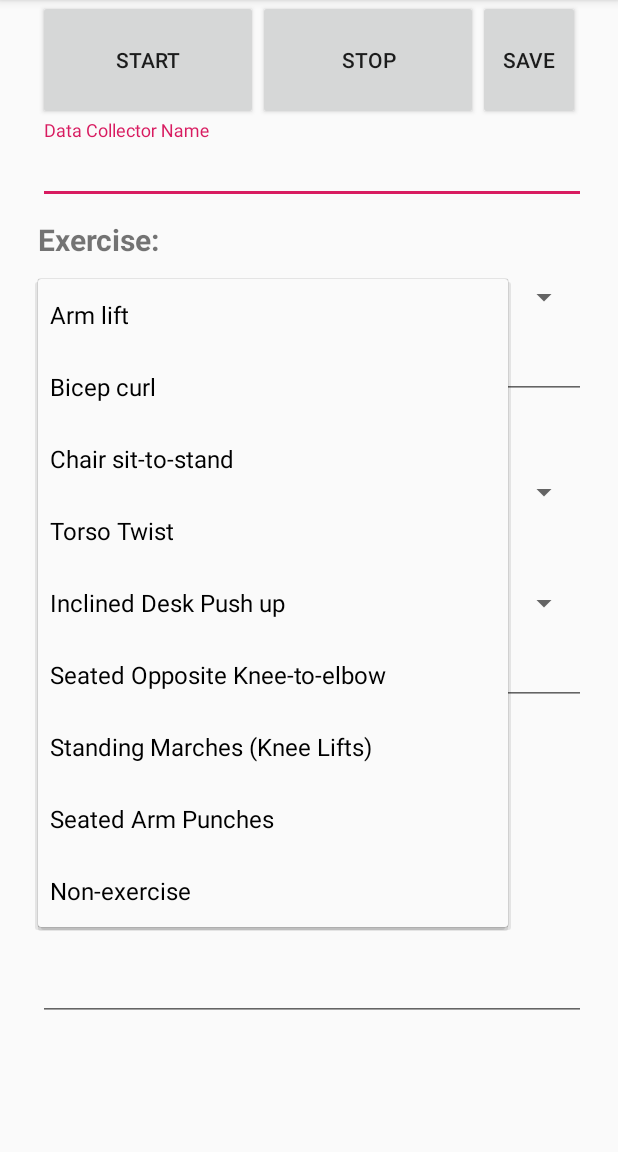
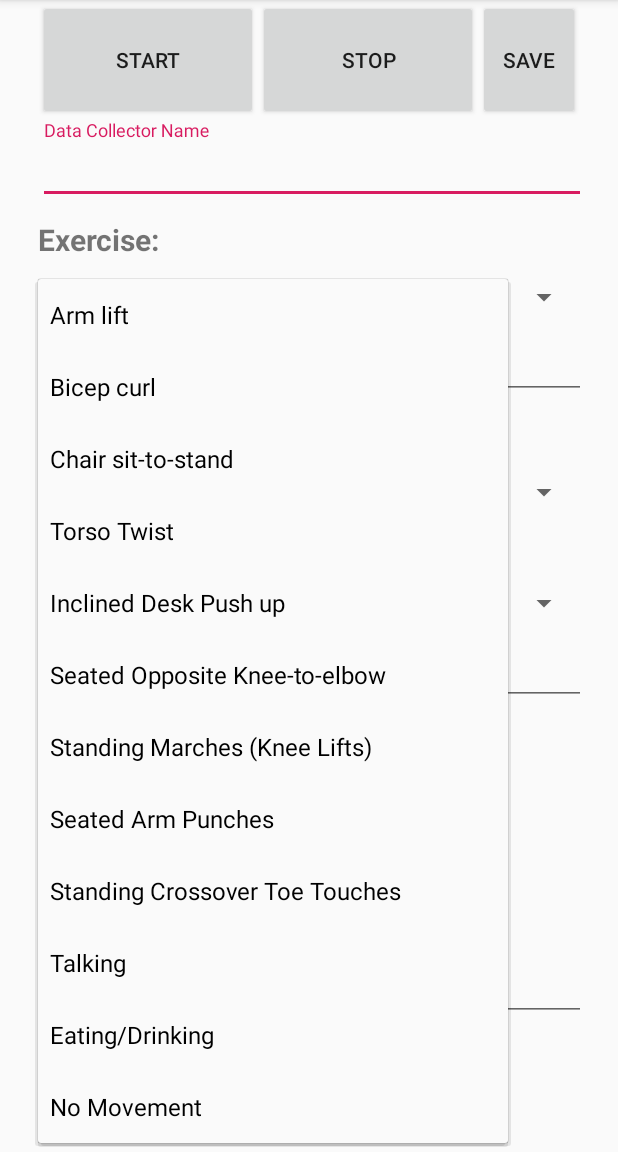
Before and after one commit to abx393/AudioRecord, an Android app: the screen it shows after launch (MainActivity), after a tap on "Arm lift", on a phone screen of 412 x 824 dp, the part 84-1236 px from its top. Run offline under Robolectric (Android 15) with nearby library versions, the light colour scheme and no system bars.

Commit message:
Adding to exercises list

```diff
--- a/app/src/main/java/com/example/recordaudio/MainActivity.java
+++ b/app/src/main/java/com/example/recordaudio/MainActivity.java
@@ -311,7 +311,10 @@ public class MainActivity extends AppCompatActivity {
         exercises.add("Seated Opposite Knee-to-elbow");
         exercises.add("Standing Marches (Knee Lifts)");
         exercises.add("Seated Arm Punches");
-        exercises.add("Non-exercise");
+        exercises.add("Standing Crossover Toe Touches");
+        exercises.add("Talking");
+        exercises.add("Eating/Drinking");
+        exercises.add("No Movement");
 
         ArrayAdapter<String> dataAdapter = new ArrayAdapter<String>(this, android.R.layout.simple_spinner_item, exercises);
         dataAdapter.setDropDownViewResource(android.R.layout.simple_spinner_dropdown_item);
```
